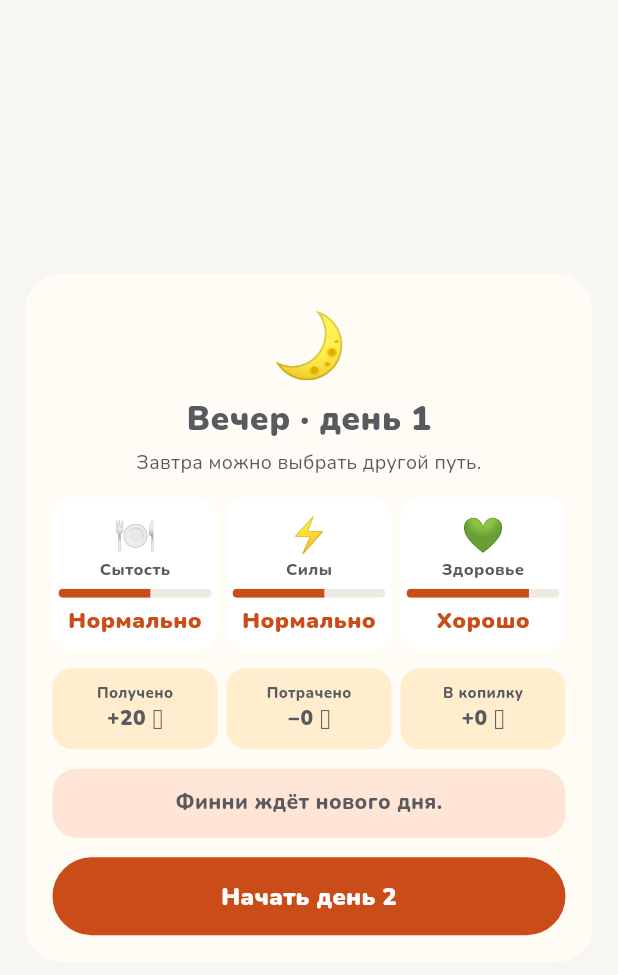
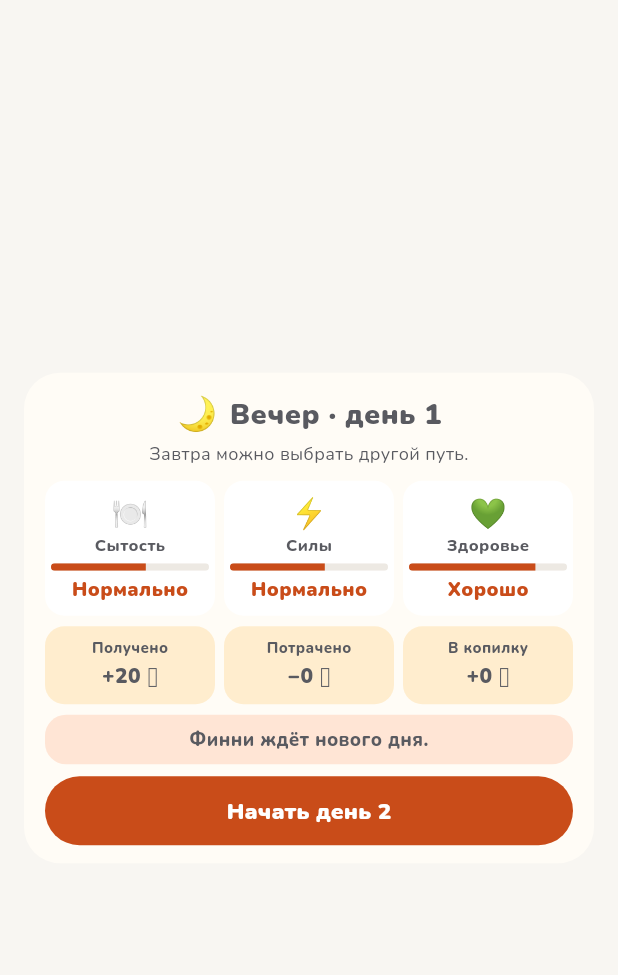
Before and after one commit to TABURELTER/Finny-android-app, a Flutter app: the CompactEveningSummary widget shown alone on an empty page, opened directly, on a phone screen of 412 x 824 dp. Shown: the top 975 px of the screen. Run offline on Flutter 3.47's test engine with Material 3 defaults, Android fonts, the phone set to English and light mode, and no system bars; our stand-ins replace audioplayers, flutter_animate, flutter_riverpod, flutter_svg, gap, google_fonts and 1 more; accounts and stored records are empty.

Commit message:
feat(ux): eliminate unnecessary scrolling across modals and sheets (evening summary, wardrobe, goals)

```diff
--- a/lib/features/events/compact_evening_summary.dart
+++ b/lib/features/events/compact_evening_summary.dart
@@ -1,5 +1,3 @@
-import 'dart:math' as math;
-
 import 'package:flutter/material.dart';
 import 'package:flutter_riverpod/flutter_riverpod.dart';
 
@@ -19,32 +17,42 @@ class CompactEveningSummary extends ConsumerWidget {
     final stats = state.balanceStats;
 
     return Dialog(
-      insetPadding: const EdgeInsets.symmetric(horizontal: 17, vertical: 16),
+      insetPadding: const EdgeInsets.symmetric(horizontal: 16, vertical: 12),
       backgroundColor: const Color(0xFFFFFCF6),
       shape: RoundedRectangleBorder(borderRadius: BorderRadius.circular(24)),
       child: ConstrainedBox(
         constraints: BoxConstraints(
           maxWidth: 540,
-          maxHeight: math.min(680, MediaQuery.sizeOf(context).height - 32),
+          maxHeight: MediaQuery.sizeOf(context).height - 24,
         ),
         child: SingleChildScrollView(
-          padding: const EdgeInsets.all(18),
+          padding: const EdgeInsets.symmetric(horizontal: 14, vertical: 12),
           child: Column(
             mainAxisSize: MainAxisSize.min,
             children: [
-              const Text('🌙', style: TextStyle(fontSize: 42)),
-              const SizedBox(height: 4),
-              Text(
+              Row(
+                mainAxisAlignment: MainAxisAlignment.center,
+                children: [
+                  const Text('🌙', style: TextStyle(fontSize: 22)),
+                  const SizedBox(width: 8),
+                  Flexible(
+                    child: FittedBox(
+                      fit: BoxFit.scaleDown,
+                      child: Text(
                         tenDayMilestone
                             ? 'Десять дней с Финни'
                             : 'Вечер · день ${state.day}',
                         textAlign: TextAlign.center,
                         style: const TextStyle(
-                  fontSize: 22,
+                          fontSize: 19,
                           fontWeight: FontWeight.w900,
                         ),
                       ),
-              const SizedBox(height: 5),
+                    ),
+                  ),
+                ],
+              ),
+              const SizedBox(height: 3),
               Text(
                 tenDayMilestone
                     ? 'Первые десять дней позади. Завтра ждёт новый день!'
@@ -52,9 +60,9 @@ class CompactEveningSummary extends ConsumerWidget {
                     ? 'Сегодня Финни удалось сохранить баланс!'
                     : 'Завтра можно выбрать другой путь.',
                 textAlign: TextAlign.center,
-                style: const TextStyle(fontSize: 13),
+                style: const TextStyle(fontSize: 12),
               ),
-              const SizedBox(height: 14),
+              const SizedBox(height: 9),
               Row(
                 children: [
                   _StateTile(
@@ -91,7 +99,7 @@ class CompactEveningSummary extends ConsumerWidget {
                   ),
                 ],
               ),
-              const SizedBox(height: 12),
+              const SizedBox(height: 7),
               Row(
                 children: [
                   _CoinTile(
@@ -106,13 +114,13 @@ class CompactEveningSummary extends ConsumerWidget {
                 ],
               ),
               if (summary != null && summary.plannedNeeds != null) ...[
-                const SizedBox(height: 12),
+                const SizedBox(height: 7),
                 Container(
                   width: double.infinity,
-                  padding: const EdgeInsets.all(12),
+                  padding: const EdgeInsets.symmetric(horizontal: 11, vertical: 7),
                   decoration: BoxDecoration(
                     color: Colors.white,
-                    borderRadius: BorderRadius.circular(16),
+                    borderRadius: BorderRadius.circular(14),
                     border: Border.all(color: FinnyColors.borderLight),
                   ),
                   child: Column(
@@ -121,11 +129,11 @@ class CompactEveningSummary extends ConsumerWidget {
                       const Text(
                         'План и что получилось',
                         style: TextStyle(
-                          fontSize: 15,
+                          fontSize: 13.5,
                           fontWeight: FontWeight.w900,
                         ),
                       ),
-                      const SizedBox(height: 7),
+                      const SizedBox(height: 4),
                       _PlanRow(
                         '🍽️ Еда',
                         summary.plannedNeeds!,
@@ -150,15 +158,15 @@ class CompactEveningSummary extends ConsumerWidget {
                         Text(
                           'На неожиданности ушло ${summary.actualReserveSpent} 🪙.',
                           style: const TextStyle(
-                            fontSize: 11,
+                            fontSize: 10.5,
                             color: FinnyColors.textSecondary,
                           ),
                         ),
-                      const SizedBox(height: 6),
+                      const SizedBox(height: 3),
                       Text(
                         summary.planFeedback,
                         style: TextStyle(
-                          fontSize: 12,
+                          fontSize: 11.5,
                           fontWeight: FontWeight.w800,
                           color: summary.followedPlan
                               ? FinnyColors.success
@@ -169,27 +177,27 @@ class CompactEveningSummary extends ConsumerWidget {
                   ),
                 ),
               ],
-              const SizedBox(height: 13),
+              const SizedBox(height: 7),
               Container(
                 width: double.infinity,
-                padding: const EdgeInsets.all(13),
+                padding: const EdgeInsets.symmetric(horizontal: 11, vertical: 8),
                 decoration: BoxDecoration(
                   color: FinnyColors.primaryLight,
-                  borderRadius: BorderRadius.circular(16),
+                  borderRadius: BorderRadius.circular(14),
                 ),
                 child: Text(
                   summary?.reflection ?? 'Финни ждёт нового дня.',
                   textAlign: TextAlign.center,
                   style: const TextStyle(
-                    fontSize: 14,
+                    fontSize: 12.5,
                     fontWeight: FontWeight.w800,
                   ),
                 ),
               ),
-              const SizedBox(height: 13),
+              const SizedBox(height: 8),
               SizedBox(
                 width: double.infinity,
-                height: 52,
+                height: 46,
                 child: FilledButton(
                   onPressed: () {
                     ref.read(gameEngineProvider.notifier).advanceToNextDay();
@@ -198,7 +206,7 @@ class CompactEveningSummary extends ConsumerWidget {
                   child: Text(
                     'Начать день ${state.day + 1}',
                     style: const TextStyle(
-                      fontSize: 16,
+                      fontSize: 15,
                       fontWeight: FontWeight.w900,
                     ),
                   ),
@@ -248,39 +256,41 @@ class _StateTile extends StatelessWidget {
   @override
   Widget build(BuildContext context) => Expanded(
     child: Container(
-      padding: const EdgeInsets.symmetric(vertical: 9, horizontal: 4),
+      padding: const EdgeInsets.symmetric(vertical: 8, horizontal: 4),
       decoration: BoxDecoration(
         color: Colors.white,
         borderRadius: BorderRadius.circular(13),
       ),
       child: Column(
         children: [
-          Text(icon, style: const TextStyle(fontSize: 23)),
+          Text(icon, style: const TextStyle(fontSize: 20)),
           Text(
             label,
             maxLines: 1,
             overflow: TextOverflow.ellipsis,
             style: const TextStyle(fontSize: 11, fontWeight: FontWeight.w800),
           ),
-          const SizedBox(height: 5),
+          const SizedBox(height: 4),
           ClipRRect(
             borderRadius: BorderRadius.circular(4),
             child: LinearProgressIndicator(
               value: value / 5,
-              minHeight: 6,
+              minHeight: 5,
               backgroundColor: FinnyColors.borderLight,
               color: value <= 1 ? FinnyColors.warning : FinnyColors.primary,
             ),
           ),
-          const SizedBox(height: 5),
-          Text(
+          const SizedBox(height: 4),
+          FittedBox(
+            fit: BoxFit.scaleDown,
+            child: Text(
               status,
               maxLines: 1,
-            overflow: TextOverflow.ellipsis,
               style: TextStyle(
-              fontSize: 15,
+                fontSize: 13,
                 color: value <= 1 ? FinnyColors.warning : FinnyColors.primary,
                 fontWeight: FontWeight.w900,
+              ),
             ),
           ),
         ],
@@ -297,7 +307,7 @@ class _CoinTile extends StatelessWidget {
   @override
   Widget build(BuildContext context) => Expanded(
     child: Container(
-      padding: const EdgeInsets.symmetric(vertical: 10, horizontal: 3),
+      padding: const EdgeInsets.symmetric(vertical: 8, horizontal: 4),
       decoration: BoxDecoration(
         color: const Color(0xFFFFEDCE),
         borderRadius: BorderRadius.circular(13),
@@ -310,9 +320,13 @@ class _CoinTile extends StatelessWidget {
             overflow: TextOverflow.ellipsis,
             style: const TextStyle(fontSize: 10, fontWeight: FontWeight.w800),
           ),
-          Text(
+          const SizedBox(height: 2),
+          FittedBox(
+            fit: BoxFit.scaleDown,
+            child: Text(
               '$sign$value 🪙',
               style: const TextStyle(fontSize: 14, fontWeight: FontWeight.w900),
+            ),
           ),
         ],
       ),
```
Also changed, not shown: lib/features/goals/goal_sheet.dart (+49 -29 lines), lib/features/home/wardrobe_sheet.dart (+39 -29 lines). Lines whose indentation alone changed are shown as unchanged.
